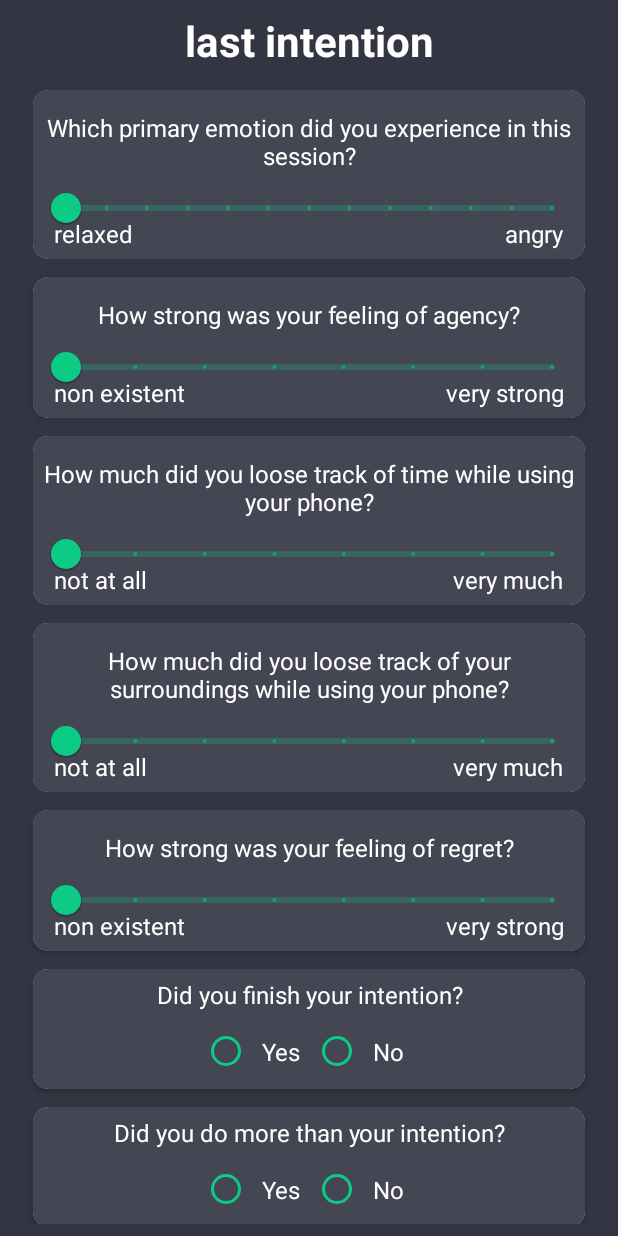
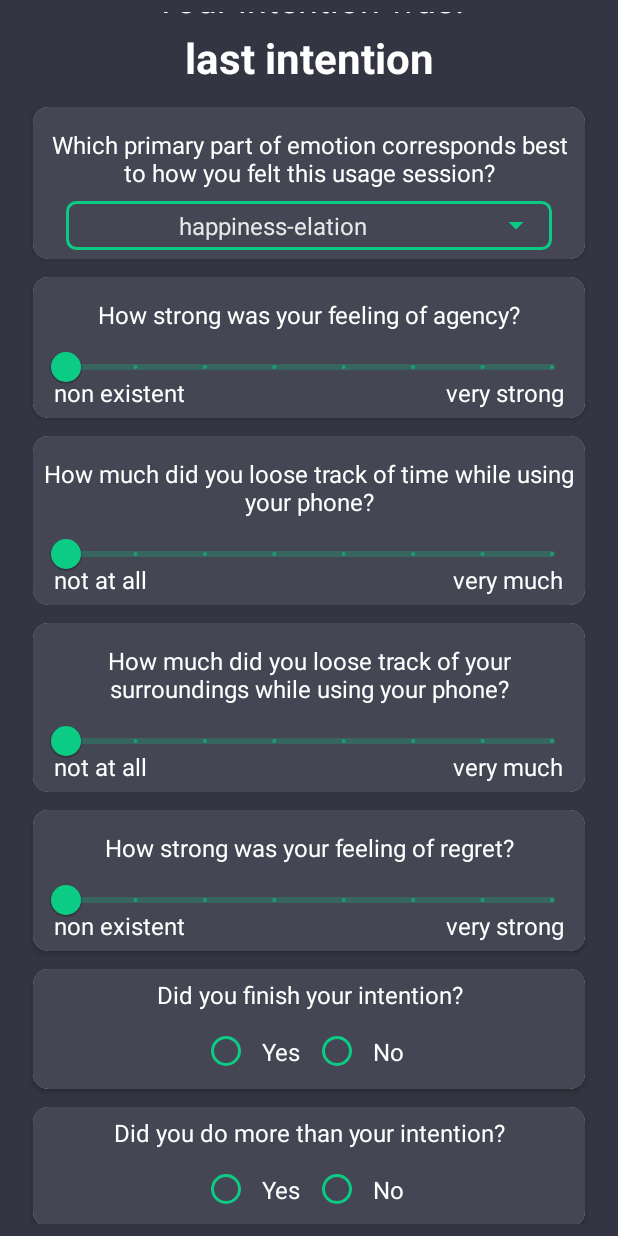
Before and after one commit to MiriHa/RabbitHoleTracker, an Android app: the ESMIntentionLockActivity screen opened directly, with no data from a screen before it, on a phone screen of 412 x 824 dp. Run offline under Robolectric (Android 15) with nearby library versions, the phone set to English and light mode, and no system bars; 1 statement that could not run was skipped.

Commit message:
Added ESM dropdown Item

```diff
--- a/app/src/main/java/com/example/trackingapp/activity/esm/ESM.kt
+++ b/app/src/main/java/com/example/trackingapp/activity/esm/ESM.kt
@@ -1,5 +1,6 @@
 package com.example.trackingapp.activity.esm
 
+import androidx.annotation.ArrayRes
 import com.example.trackingapp.R
 
 sealed interface ESMItem {
@@ -21,6 +22,14 @@ class ESMSliderItem(
     val sliderMaxLabel: String = sliderMax.toInt().toString()
 ) : ESMItem
 
+class ESMDropDownItem(
+    override val question: Int,
+    override val questionType: ESMQuestionType,
+    override val visible: Boolean  = true,
+    override var value: String = "",
+    @ArrayRes val dropdownList: Int
+) : ESMItem
+
 class ESMRadioGroupItem(
     override val question: Int,
     override val questionType: ESMQuestionType,
--- a/app/src/main/java/com/example/trackingapp/activity/esm/ESMIntentionLockActivity.kt
+++ b/app/src/main/java/com/example/trackingapp/activity/esm/ESMIntentionLockActivity.kt
@@ -5,6 +5,8 @@ import android.view.ContextThemeWrapper
 import android.view.LayoutInflater
 import android.view.View
 import android.view.ViewGroup
+import android.widget.AdapterView
+import android.widget.ArrayAdapter
 import android.widget.RadioButton
 import androidx.appcompat.app.AppCompatActivity
 import androidx.core.text.HtmlCompat
@@ -14,6 +16,7 @@ import androidx.recyclerview.widget.RecyclerView
 import com.example.trackingapp.R
 import com.example.trackingapp.databinding.ActivityLockscreenEsmBinding
 import com.example.trackingapp.databinding.LayoutEsmLockItemButtonsBinding
+import com.example.trackingapp.databinding.LayoutEsmLockItemDropdownBinding
 import com.example.trackingapp.databinding.LayoutEsmLockItemScaleBinding
 import com.example.trackingapp.util.NotificationHelper.dismissESMNotification
 import com.example.trackingapp.util.SharedPrefManager
@@ -26,6 +29,7 @@ class ESMIntentionLockActivity : AppCompatActivity() {
     private lateinit var binding: ActivityLockscreenEsmBinding
     private lateinit var viewModel: ESMIntentionViewModel
 
+
     override fun onCreate(savedInstanceState: Bundle?) {
         super.onCreate(savedInstanceState)
 
@@ -33,6 +37,8 @@ class ESMIntentionLockActivity : AppCompatActivity() {
         setContentView(binding.root)
         viewModel = ViewModelProvider(this, ESMIntentionViewModelFactory())[ESMIntentionViewModel::class.java]
         SharedPrefManager.init(this.applicationContext)
+
+        var descriptions: Array<String> = resources.getStringArray(R.array.esm_emotionList)
 
         binding.textViewEsmLockIntention.text = viewModel.savedIntention
         val listAdapter = ListAdapter(viewModel.questionList)
@@ -78,6 +84,7 @@ class ESMIntentionLockActivity : AppCompatActivity() {
             val viewHolder = when (viewType) {
                 ItemViewType.ESM_BUTTON_ITEM.ordinal -> ESMButtonItemViewHolder(LayoutEsmLockItemButtonsBinding.inflate(inflater, parent, false))
                 ItemViewType.ESM_SLIDER_ITEM.ordinal -> ESMSliderItemViewHolder(LayoutEsmLockItemScaleBinding.inflate(inflater, parent, false))
+                ItemViewType.ESM_DROPDOWN_ITEM.ordinal -> ESMSpinnerItemViewHolder(LayoutEsmLockItemDropdownBinding.inflate(inflater, parent, false))
                 else -> throw IllegalArgumentException("Unknown ViewType")
             }
             @Suppress("UNCHECKED_CAST")
@@ -88,6 +95,7 @@ class ESMIntentionLockActivity : AppCompatActivity() {
             return when (items[position]) {
                 is ESMRadioGroupItem -> ItemViewType.ESM_BUTTON_ITEM.ordinal
                 is ESMSliderItem -> ItemViewType.ESM_SLIDER_ITEM.ordinal
+                is ESMDropDownItem -> ItemViewType.ESM_DROPDOWN_ITEM.ordinal
             }
         }
 
@@ -158,10 +166,40 @@ class ESMIntentionLockActivity : AppCompatActivity() {
                 }
             }
         }
+
+        inner class ESMSpinnerItemViewHolder(private val itemBinding: LayoutEsmLockItemDropdownBinding) : ListViewHolder<ESMDropDownItem>(itemBinding.root),
+            AdapterView.OnItemSelectedListener {
+
+            lateinit var esmItem: ESMDropDownItem
+
+            override fun bindData(
+                item: ESMDropDownItem,
+            ) {
+                esmItem = item
+                val arrayAdapter = ArrayAdapter.createFromResource(applicationContext, item.dropdownList, R.layout.layout_spinner_item)
+                arrayAdapter.setDropDownViewResource(R.layout.layout_spinner_dropdown_item)
+
+                itemBinding.esmLockItemSpinnerQuestion.text = HtmlCompat.fromHtml(getString(item.question), HtmlCompat.FROM_HTML_MODE_LEGACY)
+                itemBinding.spinnerEsmLockItemSpinner.apply {
+                    adapter = arrayAdapter
+                    onItemSelectedListener = this@ESMSpinnerItemViewHolder
+                }
+            }
+
+            override fun onItemSelected(parent: AdapterView<*>?, view: View?, position: Int, id: Long) {
+                val value = parent?.getItemAtPosition(position).toString()
+                setValue(esmItem, value)
+                checkOrDismissFullScreenNotification()
+            }
+
+            override fun onNothingSelected(parent: AdapterView<*>?) {
+            }
+        }
     }
 
     private enum class ItemViewType {
         ESM_BUTTON_ITEM,
-        ESM_SLIDER_ITEM
+        ESM_SLIDER_ITEM,
+        ESM_DROPDOWN_ITEM
     }
 }
--- a/app/src/main/java/com/example/trackingapp/activity/esm/ESMIntentionViewModel.kt
+++ b/app/src/main/java/com/example/trackingapp/activity/esm/ESMIntentionViewModel.kt
@@ -10,6 +10,9 @@ import com.example.trackingapp.models.LogEventName
 import com.example.trackingapp.util.CONST
 import com.example.trackingapp.util.SharedPrefManager
 import java.util.*
+
+
+
 
 class ESMIntentionViewModel : ViewModel() {
 
@@ -38,6 +41,8 @@ class ESMIntentionViewModel : ViewModel() {
         }
     }
 
+
+
     private fun createQuestionList(): List<ESMItem> {
         val lastFullESM = SharedPrefManager.getLong(CONST.PREFERENCES_LAST_ESM_FULL_TIMESTAMP, 0L)
         return when {
@@ -45,14 +50,10 @@ class ESMIntentionViewModel : ViewModel() {
             System.currentTimeMillis() - lastFullESM > CONST.ESM_FREQUENCY-> {
                 SharedPrefManager.saveLong(CONST.PREFERENCES_LAST_ESM_FULL_TIMESTAMP, System.currentTimeMillis())
                 arrayListOf(
-                    ESMSliderItem(
+                    ESMDropDownItem(
                         R.string.esm_lock_intention_question_emotion,
                         ESMQuestionType.ESM_LOCK_Q_EMOTION,
-                        sliderStepSize = 1F,
-                        sliderMin = 0F,
-                        sliderMax = 12F,
-                        sliderMaxLabel = "angry",
-                        sliderMinLabel = "relaxed"
+                        dropdownList = R.array.esm_emotionList
                     ),
                     ESMSliderItem(
                         R.string.esm_lock_intention_question_agency,
@@ -111,6 +112,11 @@ class ESMIntentionViewModel : ViewModel() {
                         sliderMaxLabel = "very strong",
                         sliderMinLabel = "non existent"
                     ),
+                    ESMDropDownItem(
+                        R.string.esm_lock_intention_question_emotion,
+                        ESMQuestionType.ESM_LOCK_Q_EMOTION,
+                        dropdownList = R.array.esm_emotionList
+                    ),
                     ESMRadioGroupItem(
                         R.string.esm_lock_intention_question_intention_finished,
                         ESMQuestionType.ESM_LOCK_Q_FINISH,
--- /dev/null
+++ b/app/src/main/res/drawable-xxxhdpi/background_rounded_light.xml
@@ -0,0 +1,5 @@
+<?xml version="1.0" encoding="utf-8"?>
+<shape xmlns:android="http://schemas.android.com/apk/res/android">
+    <solid android:color="@color/LightBlackishGray"/>
+    <corners android:radius="6dp"/>
+</shape>
--- /dev/null
+++ b/app/src/main/res/drawable/ic_arrow_drop_down.xml
@@ -0,0 +1,5 @@
+<vector android:height="24dp" android:tint="#0BCB85"
+    android:viewportHeight="24" android:viewportWidth="24"
+    android:width="24dp" xmlns:android="http://schemas.android.com/apk/res/android">
+    <path android:fillColor="@android:color/white" android:pathData="M7,10l5,5 5,-5z"/>
+</vector>
--- /dev/null
+++ b/app/src/main/res/drawable/outlined.xml
@@ -0,0 +1,6 @@
+<?xml version="1.0" encoding="utf-8"?>
+<shape xmlns:android="http://schemas.android.com/apk/res/android">
+    <stroke android:width="2dip" android:color="@color/milkGreen" />
+    <corners android:radius="6dp"/>
+    <padding android:left="0dip" android:top="0dip" android:right="0dip" android:bottom="0dip" />
+</shape>
--- /dev/null
+++ b/app/src/main/res/layout/layout_esm_lock_item_dropdown.xml
@@ -0,0 +1,52 @@
+<?xml version="1.0" encoding="utf-8"?>
+<androidx.cardview.widget.CardView xmlns:android="http://schemas.android.com/apk/res/android"
+    xmlns:app="http://schemas.android.com/apk/res-auto"
+    xmlns:tools="http://schemas.android.com/tools"
+    xmlns:card_view="http://schemas.android.com/apk/res-auto"
+    android:layout_width="match_parent"
+    android:layout_height="wrap_content"
+    android:layout_margin="6dp"
+    card_view:cardCornerRadius="10dp">
+
+    <androidx.constraintlayout.widget.ConstraintLayout
+        android:layout_width="match_parent"
+        android:layout_height="wrap_content"
+        android:padding="6dp"
+        android:background="@color/DarkBlackishGray">
+
+        <TextView
+            android:id="@+id/esm_lock_item_spinner_question"
+            android:layout_width="0dp"
+            android:layout_height="wrap_content"
+            android:layout_marginTop="8dp"
+            android:gravity="center"
+            android:textColor="@color/white"
+            android:textSize="16sp"
+            app:layout_constraintEnd_toEndOf="parent"
+            app:layout_constraintStart_toStartOf="parent"
+            app:layout_constraintTop_toTopOf="parent"
+            tools:text="@string/esm_lock_intention_question_intention_finished" />
+
+        <LinearLayout
+            android:layout_width="match_parent"
+            android:layout_height="wrap_content"
+            android:orientation="vertical"
+            android:background="@drawable/outlined"
+            android:layout_marginVertical="8dp"
+            android:layout_marginHorizontal="16dp"
+            app:layout_constraintEnd_toStartOf="@+id/esm_lock_item_spinner_question"
+            app:layout_constraintStart_toEndOf="@+id/esm_lock_item_spinner_question"
+            app:layout_constraintTop_toBottomOf="@+id/esm_lock_item_spinner_question">
+
+        <Spinner
+            android:id="@+id/spinner_esm_lock_item_spinner"
+            android:layout_width="match_parent"
+            android:layout_height="wrap_content"
+            android:dropDownSelector="@drawable/ic_arrow_drop_down"
+            android:backgroundTint="@color/milkGreen"
+            android:spinnerMode="dropdown"
+            tools:listitem="@layout/layout_spinner_item" />
+        </LinearLayout>
+
+    </androidx.constraintlayout.widget.ConstraintLayout>
+</androidx.cardview.widget.CardView>
--- /dev/null
+++ b/app/src/main/res/layout/layout_spinner_dropdown_item.xml
@@ -0,0 +1,13 @@
+<?xml version="1.0" encoding="utf-8"?>
+<TextView
+    xmlns:android="http://schemas.android.com/apk/res/android"
+    xmlns:tools="http://schemas.android.com/tools"
+    android:layout_width="match_parent"
+    android:layout_height="wrap_content"
+    android:textSize="16sp"
+    android:gravity="center"
+    android:textColor="@color/background_gray"
+    android:background="@color/LightBlackishGray"
+    android:padding="5dip"
+    android:ellipsize="marquee"
+    tools:text="Bla" />
--- /dev/null
+++ b/app/src/main/res/layout/layout_spinner_item.xml
@@ -0,0 +1,12 @@
+<?xml version="1.0" encoding="utf-8"?>
+<TextView
+    xmlns:android="http://schemas.android.com/apk/res/android"
+    xmlns:tools="http://schemas.android.com/tools"
+    android:layout_width="match_parent"
+    android:layout_height="wrap_content"
+    android:textSize="16sp"
+    android:gravity="center"
+    android:textColor="@color/background_gray"
+    android:padding="5dip"
+    android:ellipsize="marquee"
+    tools:text="Bla" />
--- a/app/src/main/res/values/strings.xml
+++ b/app/src/main/res/values/strings.xml
@@ -52,11 +52,28 @@
     <string name="esm_lock_intention_question_track_of_time">How much did you <b>loose track of time</b> while using your phone?</string>
     <string name="esm_lock_intention_question_track_of_space">How much did you <b>loose track of your surroundings</b> while using your phone?</string>
     <string name="esm_lock_intention_question_agency">How strong was your feeling of <b>agency?</b></string>
-    <string name="esm_lock_intention_question_emotion">Which primary <b>emotion</b> did you experience in this session?</string>
+    <string name="esm_lock_intention_question_emotion">Which primary part of <b>emotion</b> corresponds best to how you felt this usage session?</string>
     <string name="esm_button_yes">Yes</string>
     <string name="esm_button_no">No</string>
     <string name="esm_button_other">Other</string>
     <string name="esm_button_newIntention">New Intention</string>
+
+    <string-array name="esm_emotionList">
+        <item>happiness-elation</item>
+        <item>sadness-melancholy</item>
+        <item>calm-contentment</item>
+        <item>anger-irritation</item>
+        <item>nostalgia-longing</item>
+        <item>anxiety-fear</item>
+        <item>love-tenderness</item>
+        <item>surprise-astonishment</item>
+        <item>shame-guilt</item>
+        <item>disgust-contempt</item>
+        <item>pleasure-enjoyment</item>
+        <item>boredom-indifference</item>
+        <item>interest-expectancy</item>
+        <item>other</item>
+    </string-array>
 
     <!-- LOGGING -->
     <string name="logging_notification_service_title">Logging is Running</string>
--- a/app/src/main/res/values/styles.xml
+++ b/app/src/main/res/values/styles.xml
@@ -20,4 +20,14 @@
     <style name="Theme.TrackingApp.AppBarOverlay" parent="ThemeOverlay.AppCompat.Dark.ActionBar" />
 
     <style name="Theme.TrackingApp.PopupOverlay" parent="ThemeOverlay.AppCompat.Light" />
+
+    <style name="Spinner" parent="Widget.AppCompat.Light.DropDownItem.Spinner">
+        <item name="android:paddingStart">0dp</item>
+        <item name="android:paddingEnd">0dp</item>
+        <item name="android:textColor">@color/background_gray</item>
+        <item name="android:backgroundTint">@color/LightBlackishGray</item>
+        <item name="android:dropDownSelector">@drawable/ic_arrow_drop_down</item>
+        <item name="android:textSize">16sp</item>
+    </style>
+
 </resources>
--- a/app/src/main/res/values/themes.xml
+++ b/app/src/main/res/values/themes.xml
@@ -18,6 +18,7 @@
 
         <item name="android:radioButtonStyle">@style/RadioButtonESM</item>
         <item name="radioButtonStyle">@style/RadioButtonESM</item>
+
     </style>
 
 </resources>
```
